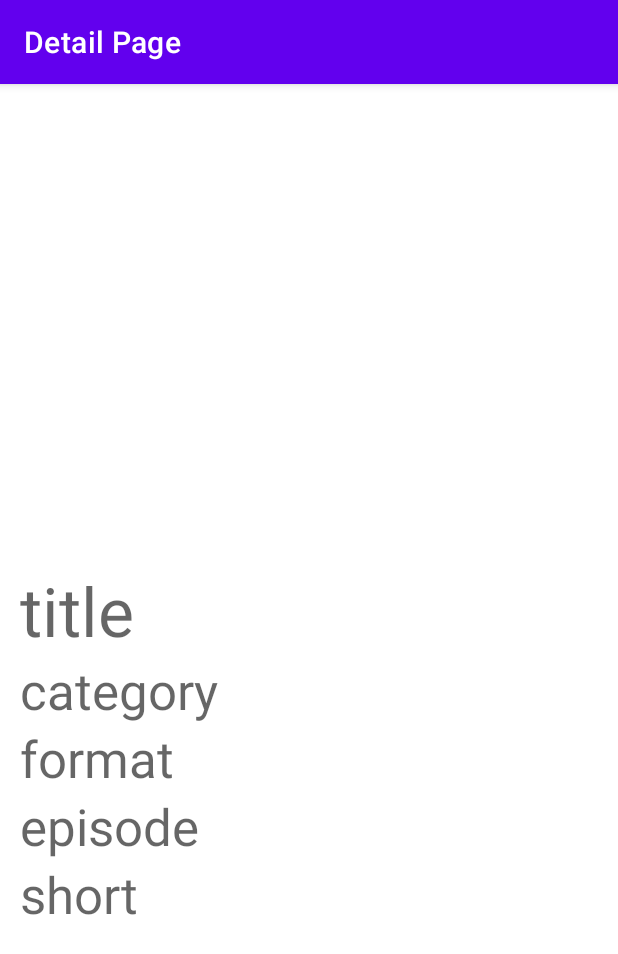
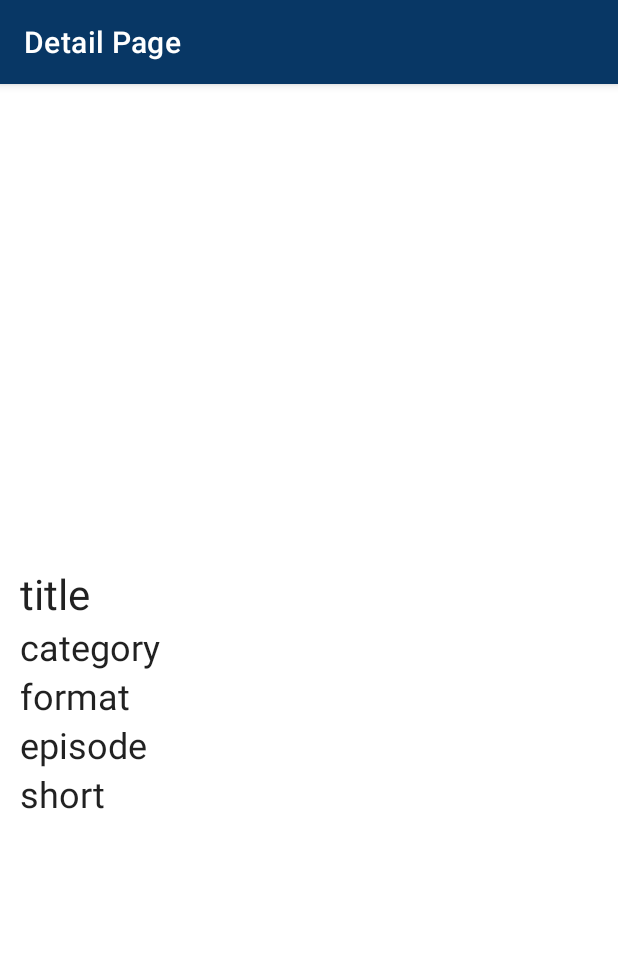
Before and after one commit to androdevsatyam/TVnine, an Android app: the Details screen opened directly, with no data from a screen before it, on a phone screen of 412 x 824 dp. Shown: the top 954 px of the screen. Run offline under Robolectric (Android 15) with nearby library versions, the phone set to English and light mode, and no system bars; our stand-ins replace Picasso, sdp/ssp sizes; network calls fail; pictures from the network do not load; 1 statement that could not run was skipped.

Commit message:
re design layout

```diff
--- a/app/build.gradle
+++ b/app/build.gradle
@@ -61,7 +61,7 @@ dependencies {
 
     implementation 'com.google.android.gms:play-services-ads:22.0.0'
     implementation 'com.intuit.sdp:sdp-android:1.1.0'
-    implementation 'com.facebook.android:facebook-android-sdk:16.0.0'
+    implementation 'com.facebook.android:facebook-android-sdk:16.0.1'
 
     def room_version = "2.3.0"
     implementation "androidx.room:room-runtime:$room_version"
--- a/app/src/main/AndroidManifest.xml
+++ b/app/src/main/AndroidManifest.xml
@@ -34,8 +34,7 @@
         </activity>
         <activity
             android:name=".screens.Splash"
-            android:exported="true"
-            android:theme="@style/Theme.AppCompat.NoActionBar">
+            android:exported="true">
             <intent-filter>
                 <action android:name="android.intent.action.MAIN" />
 
--- a/app/src/main/java/com/androdevsatyam/tvnine/screens/Splash.kt
+++ b/app/src/main/java/com/androdevsatyam/tvnine/screens/Splash.kt
@@ -5,6 +5,7 @@ import androidx.appcompat.app.AppCompatActivity
 import android.os.Bundle
 import android.os.Handler
 import android.os.Looper
+import androidx.appcompat.app.AppCompatDelegate
 import com.androdevsatyam.tvnine.R
 import com.androdevsatyam.tvnine.helpers.Global
 import com.facebook.FacebookSdk
@@ -14,7 +15,6 @@ import com.google.firebase.auth.FirebaseAuth
 import com.google.firebase.ktx.Firebase
 
 class Splash : AppCompatActivity() {
-    val TAG = "SPLASH"
     lateinit var auth: FirebaseAuth
     lateinit var analytics: FirebaseAnalytics
     lateinit var bundle: Bundle
@@ -22,6 +22,9 @@ class Splash : AppCompatActivity() {
     override fun onCreate(savedInstanceState: Bundle?) {
         super.onCreate(savedInstanceState)
         setContentView(R.layout.activity_splash)
+
+        AppCompatDelegate.setDefaultNightMode(AppCompatDelegate.MODE_NIGHT_NO);
+        supportActionBar?.hide()
 
         auth = FirebaseAuth.getInstance()
         analytics = Firebase.analytics
--- a/app/src/main/res/layout-land/activity_details.xml
+++ b/app/src/main/res/layout-land/activity_details.xml
@@ -19,7 +19,7 @@
 
     <TextView
         android:id="@+id/episode_num"
-        style="@style/TextAppearance.AppCompat.Display1"
+        style="@style/TextAppearance.Material3.HeadlineSmall"
         android:layout_width="wrap_content"
         android:layout_height="wrap_content"
         android:text="episode"
@@ -40,28 +40,28 @@
 
         <TextView
             android:id="@+id/title"
-            style="@style/TextAppearance.AppCompat.Display2"
+            style="@style/TextAppearance.Material3.HeadlineMedium"
             android:layout_width="wrap_content"
             android:layout_height="wrap_content"
             android:text="title" />
 
         <TextView
             android:id="@+id/category"
-            style="@style/TextAppearance.AppCompat.Display1"
+            style="@style/TextAppearance.Material3.HeadlineSmall"
             android:layout_width="wrap_content"
             android:layout_height="wrap_content"
             android:text="category" />
 
         <TextView
             android:id="@+id/format"
-            style="@style/TextAppearance.AppCompat.Display1"
+            style="@style/TextAppearance.Material3.HeadlineSmall"
             android:layout_width="wrap_content"
             android:layout_height="wrap_content"
             android:text="format" />
 
         <TextView
             android:id="@+id/short_headline"
-            style="@style/TextAppearance.AppCompat.Display1"
+            style="@style/TextAppearance.Material3.HeadlineSmall"
             android:layout_width="wrap_content"
             android:layout_height="wrap_content"
             android:text="short" />
--- a/app/src/main/res/layout/activity_dashboard.xml
+++ b/app/src/main/res/layout/activity_dashboard.xml
@@ -19,6 +19,7 @@
         android:id="@+id/slider"
         android:layout_width="0dp"
         android:layout_height="0dp"
+        app:flow_verticalAlign="center"
         app:layout_constraintBottom_toTopOf="@+id/sidebottomline"
         app:layout_constraintLeft_toLeftOf="parent"
         app:layout_constraintRight_toRightOf="parent"
--- a/app/src/main/res/layout/activity_details.xml
+++ b/app/src/main/res/layout/activity_details.xml
@@ -16,7 +16,6 @@
         app:layout_constraintRight_toRightOf="parent"
         app:layout_constraintTop_toTopOf="parent" />
 
-
     <LinearLayout
         android:layout_width="match_parent"
         android:layout_height="0dp"
@@ -29,35 +28,35 @@
 
         <TextView
             android:id="@+id/title"
-            style="@style/TextAppearance.AppCompat.Display2"
+            style="@style/TextAppearance.Material3.HeadlineMedium"
             android:layout_width="wrap_content"
             android:layout_height="wrap_content"
             android:text="title" />
 
         <TextView
             android:id="@+id/category"
-            style="@style/TextAppearance.AppCompat.Display1"
+            style="@style/TextAppearance.Material3.HeadlineSmall"
             android:layout_width="wrap_content"
             android:layout_height="wrap_content"
             android:text="category" />
 
         <TextView
             android:id="@+id/format"
-            style="@style/TextAppearance.AppCompat.Display1"
+            style="@style/TextAppearance.Material3.HeadlineSmall"
             android:layout_width="wrap_content"
             android:layout_height="wrap_content"
             android:text="format" />
 
         <TextView
             android:id="@+id/episode_num"
-            style="@style/TextAppearance.AppCompat.Display1"
+            style="@style/TextAppearance.Material3.HeadlineSmall"
             android:layout_width="wrap_content"
             android:layout_height="wrap_content"
             android:text="episode" />
 
         <TextView
             android:id="@+id/short_headline"
-            style="@style/TextAppearance.AppCompat.Display1"
+            style="@style/TextAppearance.Material3.HeadlineSmall"
             android:layout_width="wrap_content"
             android:layout_height="wrap_content"
             android:text="short" />
--- a/app/src/main/res/values-night/themes.xml
+++ b/app/src/main/res/values-night/themes.xml
@@ -2,12 +2,12 @@
     <!-- Base application theme. -->
     <style name="Theme.TVnine" parent="Theme.MaterialComponents.DayNight.DarkActionBar">
         <!-- Primary brand color. -->
-        <item name="colorPrimary">@color/purple_200</item>
-        <item name="colorPrimaryVariant">@color/purple_700</item>
-        <item name="colorOnPrimary">@color/black</item>
+        <item name="colorPrimary">@color/bg_color</item>
+        <item name="colorPrimaryVariant">@color/bg_color</item>
+        <item name="colorOnPrimary">@color/white</item>
         <!-- Secondary brand color. -->
         <item name="colorSecondary">@color/teal_200</item>
-        <item name="colorSecondaryVariant">@color/teal_200</item>
+        <item name="colorSecondaryVariant">@color/teal_700</item>
         <item name="colorOnSecondary">@color/black</item>
         <!-- Status bar color. -->
         <item name="android:statusBarColor">?attr/colorPrimaryVariant</item>
--- a/app/src/main/res/values/colors.xml
+++ b/app/src/main/res/values/colors.xml
@@ -7,4 +7,5 @@
     <color name="teal_700">#FF018786</color>
     <color name="black">#FF000000</color>
     <color name="white">#FFFFFFFF</color>
+    <color name="bg_color">#083765</color>
 </resources>
--- a/app/src/main/res/values/strings.xml
+++ b/app/src/main/res/values/strings.xml
@@ -17,5 +17,10 @@
     <string name="episode_banner">episode_banner</string>
     <string name="default_notification_channel_id">regular</string>
     <string name="fcm_message">Test Nine</string>
+    <string name="splash_banner">splash banner</string>
+    <string name="join_us">Join Us</string>
+    <string name="google_sign_button">google sign button</string>
+    <string name="fb_login">fb login</string>
+    <string name="logo">logo</string>
 
 </resources>
--- a/app/src/main/res/values/themes.xml
+++ b/app/src/main/res/values/themes.xml
@@ -2,8 +2,8 @@
     <!-- Base application theme. -->
     <style name="Theme.TVnine" parent="Theme.MaterialComponents.DayNight.DarkActionBar">
         <!-- Primary brand color. -->
-        <item name="colorPrimary">@color/purple_500</item>
-        <item name="colorPrimaryVariant">@color/purple_700</item>
+        <item name="colorPrimary">@color/bg_color</item>
+        <item name="colorPrimaryVariant">@color/bg_color</item>
         <item name="colorOnPrimary">@color/white</item>
         <!-- Secondary brand color. -->
         <item name="colorSecondary">@color/teal_200</item>
```
Also changed, not shown: app/src/main/java/com/androdevsatyam/tvnine/screens/MainActivity.kt (+6 -4 lines), app/src/main/res/layout/activity_main.xml (+75 -1 lines), app/src/main/res/layout/activity_splash.xml (+14 -22 lines), app/src/main/res/layout/item_episodes.xml (+15 -10 lines), app/src/main/res/layout/slide_items.xml (+7 -7 lines), app/src/main/java/com/androdevsatyam/tvnine/screens/Dashboard.kt (line endings or trailing spaces), app/src/main/res/drawable/banner.png (added), app/src/main/res/drawable/iv_9_logo.png (added), 1 other file.
